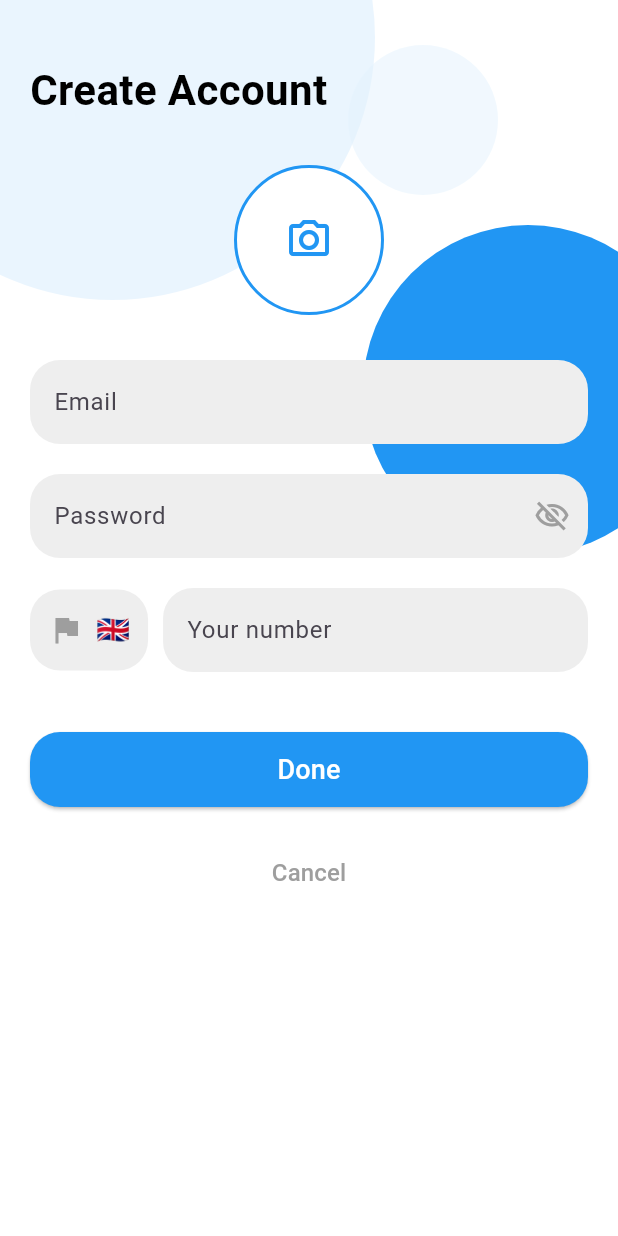
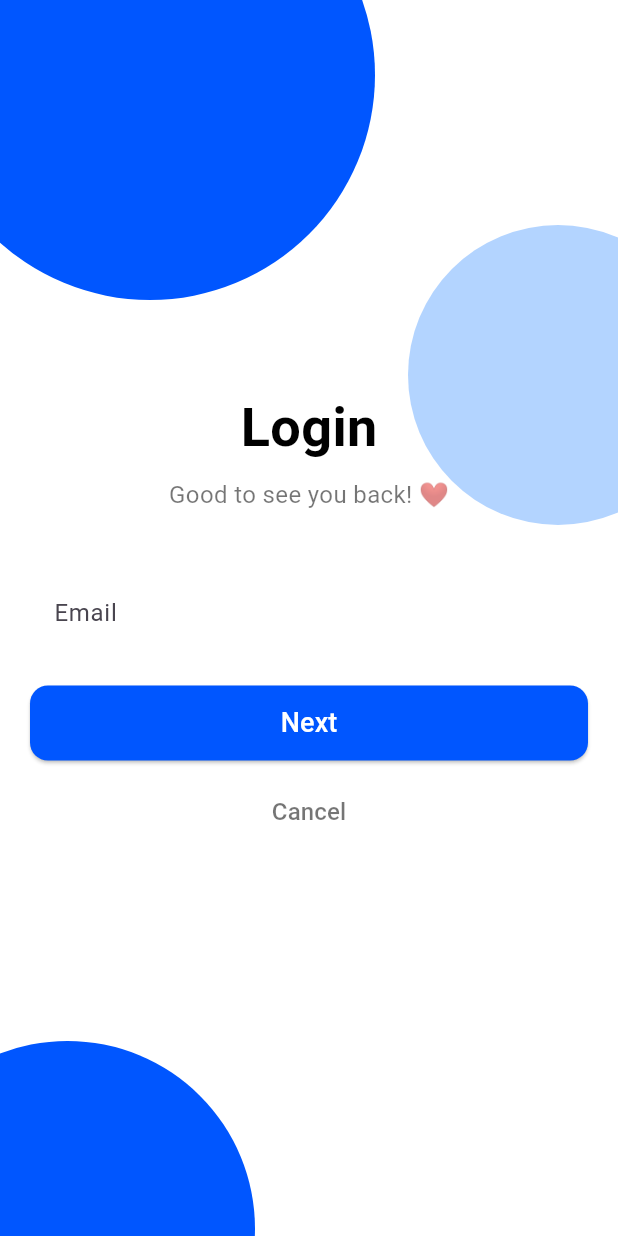
Before and after one commit to abwkhlf/Alnhari, a Flutter app: the screen it shows after launch, on a phone screen of 412 x 824 dp. Run offline on Flutter 3.47's test engine with Material 3 defaults, Android fonts, the phone set to English and light mode, and no system bars.

Commit message:
feat(projet): Add a Login Page

```diff
--- a/lib/main.dart
+++ b/lib/main.dart
@@ -1,23 +1,137 @@
 import 'package:flutter/material.dart';
 
-import 'account.dart';
-
 void main() {
-  runApp(const MyApp());
+  runApp(MyApp());
 }
 
 class MyApp extends StatelessWidget {
-  const MyApp({Key? key}) : super(key: key);
-
   @override
   Widget build(BuildContext context) {
     return MaterialApp(
       debugShowCheckedModeBanner: false,
-      title: 'Create Account',
-      theme: ThemeData(
-        primarySwatch: Colors.blue,
-      ),
-      home: const CreateAccountPage(),
+      home: LoginScreen(),
     );
   }
 }
+
+class LoginScreen extends StatelessWidget {
+  @override
+  Widget build(BuildContext context) {
+    return Scaffold(
+      body: Stack(
+        children: [
+          // الأشكال الدائرية في الخلفية
+          Positioned(
+            top: -100,
+            left: -50,
+            child: Container(
+              width: 300,
+              height: 300,
+              decoration: BoxDecoration(
+                color: Color(0xFF0056FF),
+                shape: BoxShape.circle,
+              ),
+            ),
+          ),
+          Positioned(
+            top: 150,
+            right: -60,
+            child: Container(
+              width: 200,
+              height: 200,
+              decoration: BoxDecoration(
+                color: Color(0xFFB3D4FF),
+                shape: BoxShape.circle,
+              ),
+            ),
+          ),
+          Positioned(
+            bottom: -120,
+            left: -80,
+            child: Container(
+              width: 250,
+              height: 250,
+              decoration: BoxDecoration(
+                color: Color(0xFF0056FF),
+                shape: BoxShape.circle,
+              ),
+            ),
+          ),
+          // المحتوى الرئيسي
+          Center(
+            child: Padding(
+              padding: const EdgeInsets.symmetric(horizontal: 20.0),
+              child: Column(
+                mainAxisAlignment: MainAxisAlignment.center,
+                children: [
+                  // نص تسجيل الدخول
+                  Text(
+                    "Login",
+                    style: TextStyle(
+                      fontSize: 36,
+                      fontWeight: FontWeight.bold,
+                      color: Colors.black,
+                    ),
+                  ),
+                  SizedBox(height: 8),
+                  Text(
+                    "Good to see you back! ❤",
+                    style: TextStyle(
+                      fontSize: 16,
+                      color: Colors.black54,
+                    ),
+                  ),
+                  SizedBox(height: 40),
+                  // حقل إدخال البريد الإلكتروني
+                  TextField(
+                    decoration: InputDecoration(
+                      hintText: "Email",
+                      filled: true,
+                      fillColor: Colors.white,
+                      border: OutlineInputBorder(
+                        borderRadius: BorderRadius.circular(12),
+                        borderSide: BorderSide.none,
+                      ),
+                    ),
+                  ),
+                  SizedBox(height: 20),
+                  // زر "Next"
+                  ElevatedButton(
+                    onPressed: () {},
+                    style: ElevatedButton.styleFrom(
+                      backgroundColor: Color(0xFF0056FF),
+                      minimumSize: Size(double.infinity, 50),
+                      shape: RoundedRectangleBorder(
+                        borderRadius: BorderRadius.circular(12),
+                      ),
+                    ),
+                    child: Text(
+                      "Next",
+                      style: TextStyle(
+                        fontSize: 18,
+                        color: Colors.white,
+                      ),
+                    ),
+                  ),
+                  SizedBox(height: 10),
+                  // زر "Cancel"
+                  TextButton(
+                    onPressed: () {},
+                    child: Text(
+                      "Cancel",
+                      style: TextStyle(
+                        fontSize: 16,
+                        color: Colors.black54,
+                      ),
+                    ),
+                  ),
+                ],
+              ),
+            ),
+          ),
+        ],
+      ),
+      backgroundColor: Colors.white,
+    );
+  }
+}
```
Also changed, not shown: 2 other files.
